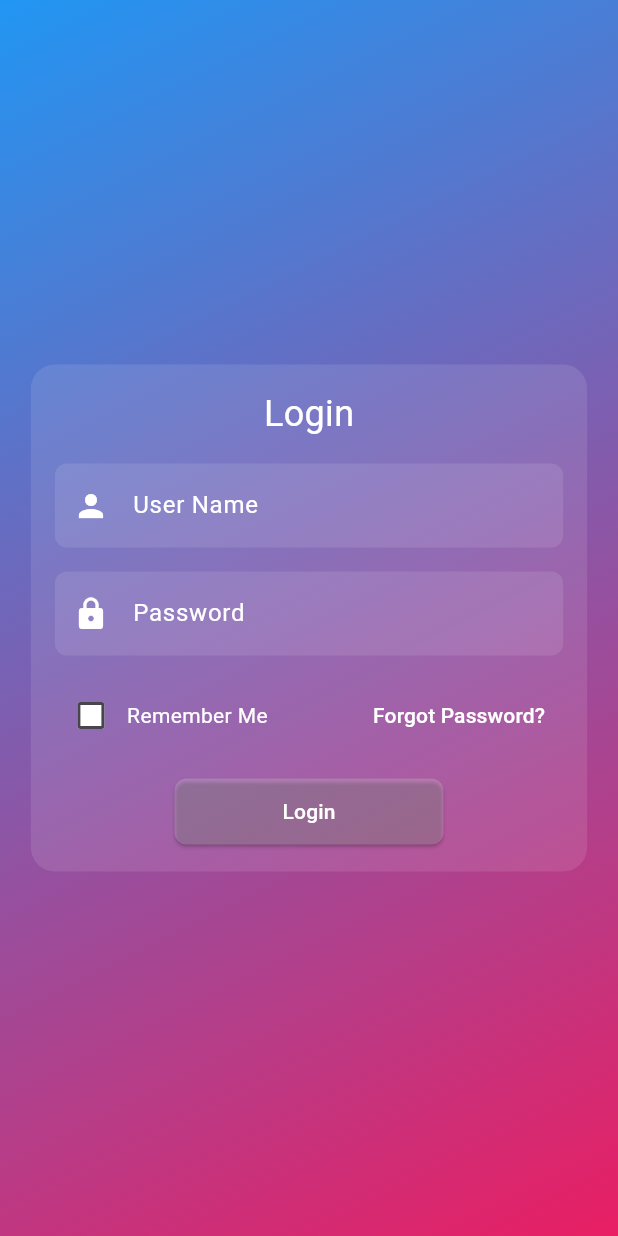
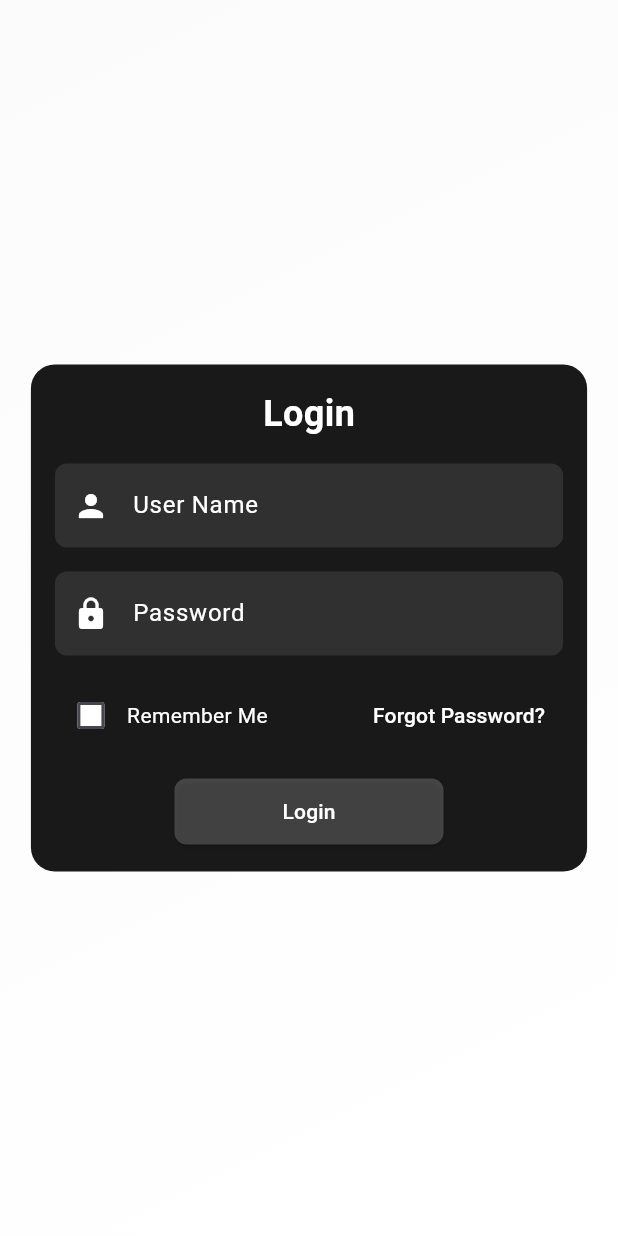
Before and after one commit to Justsah1l/College-notice, a Flutter app: the screen it shows after launch, on a phone screen of 412 x 824 dp. Run offline on Flutter 3.47's test engine with Material 3 defaults, Android fonts, the light colour scheme and no system bars; our stand-ins replace flutter_svg, google_fonts.

Commit message:
theme chnaged to black

```diff
--- a/lib/main.dart
+++ b/lib/main.dart
@@ -5,6 +5,7 @@ import 'package:college_notice/screens/student.dart';
 import 'package:college_notice/screens/studlogin.dart';
 import 'package:college_notice/screens/users.dart';
 import 'package:flutter/material.dart';
+import 'package:college_notice/screens/routes.dart';
 
 void main() {
   runApp(const MyApp());
--- a/lib/screens/studlogin.dart
+++ b/lib/screens/studlogin.dart
@@ -32,7 +32,10 @@ class StudLogin extends StatelessWidget {
             height: screenHeight,
             decoration: const BoxDecoration(
               gradient: LinearGradient(
-                colors: [Color(0xFF2196F3), Color(0xFFE91E63)],
+                colors: [
+                  Color.fromARGB(255, 251, 251, 251),
+                  Color.fromARGB(255, 255, 255, 255)
+                ],
                 begin: Alignment.topLeft,
                 end: Alignment.bottomRight,
               ),
@@ -47,7 +50,7 @@ class StudLogin extends StatelessWidget {
                   width: isSmallScreen ? screenWidth * 0.9 : screenWidth * 0.5,
                   padding: EdgeInsets.all(isSmallScreen ? 16.0 : 32.0),
                   decoration: BoxDecoration(
-                    color: Colors.white.withOpacity(0.1),
+                    color: const Color.fromARGB(255, 0, 0, 0).withOpacity(0.9),
                     borderRadius: BorderRadius.circular(16.0),
                   ),
                   child: Column(
@@ -55,29 +58,29 @@ class StudLogin extends StatelessWidget {
                     children: <Widget>[
                       const Text(
                         'Login',
-                        style: TextStyle(fontSize: 24, color: Colors.white),
+                        style: TextStyle(fontSize: 24, color: Colors.white, fontWeight: FontWeight.bold,),
                       ),
                       SizedBox(height: 16.0),
                       TextField(
                         decoration: InputDecoration(
                           hintText: 'User Name',
-                          prefixIcon: Icon(Icons.person, color: Colors.white),
+                          prefixIcon: const Icon(Icons.person, color: Colors.white),
                           filled: true,
                           fillColor: Colors.white.withOpacity(0.1),
                           border: OutlineInputBorder(
                             borderRadius: BorderRadius.circular(8.0),
                             borderSide: BorderSide.none,
                           ),
-                          hintStyle: TextStyle(color: Colors.white),
+                          hintStyle: const TextStyle(color: Colors.white),
                         ),
-                        style: TextStyle(color: Colors.white),
+                        style: const TextStyle(color: Colors.white),
                       ),
-                      SizedBox(height: 16.0),
+                      const SizedBox(height: 16.0),
                       TextField(
                         obscureText: true,
                         decoration: InputDecoration(
                           hintText: 'Password',
-                          prefixIcon: Icon(Icons.lock, color: Colors.white),
+                          prefixIcon: const Icon(Icons.lock, color: Colors.white),
                           filled: true,
                           fillColor: Colors.white.withOpacity(0.1),
                           border: OutlineInputBorder(
@@ -98,18 +101,21 @@ class StudLogin extends StatelessWidget {
                                 value: false,
                                 onChanged: (value) {},
                                 checkColor: Colors.white,
-                                fillColor: MaterialStateProperty.all(Colors.white),
+                                fillColor:
+                                    WidgetStateProperty.all(Colors.white),
                               ),
-                              Text('Remember Me', style: TextStyle(color: Colors.white)),
+                              const Text('Remember Me',
+                                  style: TextStyle(color: Colors.white)),
                             ],
                           ),
                           TextButton(
                             onPressed: () {},
-                            child: Text('Forgot Password?', style: TextStyle(color: Colors.white)),
+                            child: const Text('Forgot Password?',
+                                style: TextStyle(color: Colors.white)),
                           ),
                         ],
                       ),
-                      SizedBox(height: 16.0),
+                      const SizedBox(height: 16.0),
                       ElevatedButton(
                         onPressed: () {},
                         style: ElevatedButton.styleFrom(
@@ -119,8 +125,9 @@ class StudLogin extends StatelessWidget {
                             borderRadius: BorderRadius.circular(8.0),
                           ),
                         ),
-                        child: Padding(
-                          padding: EdgeInsets.symmetric(vertical: 12.0, horizontal: 48.0),
+                        child: const Padding(
+                          padding: EdgeInsets.symmetric(
+                              vertical: 12.0, horizontal: 48.0),
                           child: Text('Login'),
                         ),
                       ),
```
Also changed, not shown: lib/screens/routes.dart (added, +24 -0 lines), lib/screens/users.dart (+18 -9 lines).
